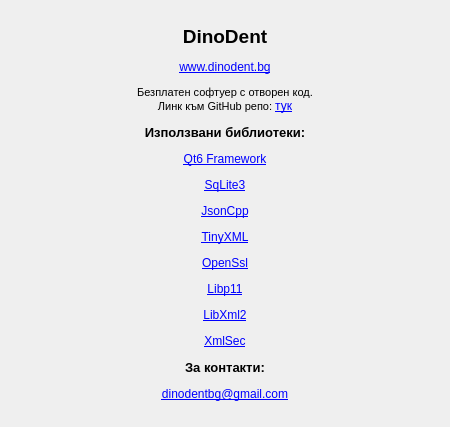
First picture: the form in src/View/Widgets/AboutDialog.ui, repository thefinalcutbg/DinoDent, before the edit.
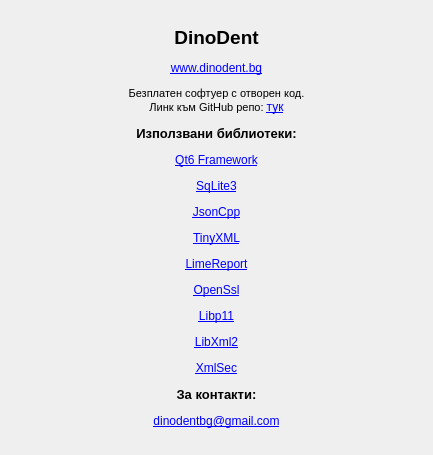
Second picture: the form after the edit.

Commit message: about dialog updated

Diff of the .ui file:
```diff
--- a/src/View/Widgets/AboutDialog.ui
+++ b/src/View/Widgets/AboutDialog.ui
@@ -6,8 +6,8 @@
    <rect>
     <x>0</x>
     <y>0</y>
-    <width>450</width>
-    <height>427</height>
+    <width>433</width>
+    <height>455</height>
    </rect>
   </property>
   <property name="windowTitle">
@@ -17,7 +17,7 @@
    <item>
     <widget class="QLabel" name="label">
      <property name="text">
-      <string>&lt;html&gt;&lt;head/&gt;&lt;body&gt;&lt;p align=&quot;center&quot;&gt;&lt;span style=&quot; font-size:14pt; font-weight:700;&quot;&gt;DinoDent&lt;/span&gt;&lt;/p&gt;&lt;p align=&quot;center&quot;&gt;&lt;a href=&quot;www.dinodent.bg&quot;&gt;&lt;span style=&quot; text-decoration: underline; color:#0000ff;&quot;&gt;www.dinodent.bg&lt;/span&gt;&lt;/a&gt;&lt;/p&gt;&lt;p align=&quot;center&quot;&gt;&lt;span style=&quot; font-size:8pt;&quot;&gt;Безплатен софтуер с отворен код.&lt;br/&gt;Линк към GitHub репо: &lt;/span&gt;&lt;a href=&quot;https://github.com/thefinalcutbg/DinoDent&quot;&gt;&lt;span style=&quot; text-decoration: underline; color:#0000ff;&quot;&gt;тук&lt;/span&gt;&lt;/a&gt;&lt;/p&gt;&lt;p align=&quot;center&quot;&gt;&lt;span style=&quot; font-size:10pt; font-weight:700;&quot;&gt;Използвани библиотеки:&lt;/span&gt;&lt;/p&gt;&lt;p align=&quot;center&quot;&gt;&lt;a href=&quot;https://www.qt.io/&quot;&gt;&lt;span style=&quot; text-decoration: underline; color:#0000ff;&quot;&gt;Qt6 Framework&lt;/span&gt;&lt;/a&gt;&lt;/p&gt;&lt;p align=&quot;center&quot;&gt;&lt;a href=&quot;https://www.sqlite.org/index.html&quot;&gt;&lt;span style=&quot; text-decoration: underline; color:#0000ff;&quot;&gt;SqLite3&lt;/span&gt;&lt;/a&gt;&lt;/p&gt;&lt;p align=&quot;center&quot;&gt;&lt;a href=&quot;https://github.com/open-source-parsers/jsoncpp&quot;&gt;&lt;span style=&quot; text-decoration: underline; color:#0000ff;&quot;&gt;JsonCpp&lt;/span&gt;&lt;/a&gt;&lt;/p&gt;&lt;p align=&quot;center&quot;&gt;&lt;a href=&quot;https://www.grinninglizard.com/tinyxml/&quot;&gt;&lt;span style=&quot; text-decoration: underline; color:#0000ff;&quot;&gt;TinyXML&lt;/span&gt;&lt;/a&gt;&lt;/p&gt;&lt;p align=&quot;center&quot;&gt;&lt;a href=&quot;https://www.openssl.org/&quot;&gt;&lt;span style=&quot; text-decoration: underline; color:#0000ff;&quot;&gt;OpenSsl&lt;/span&gt;&lt;/a&gt;&lt;/p&gt;&lt;p align=&quot;center&quot;&gt;&lt;a href=&quot;https://github.com/OpenSC/libp11&quot;&gt;&lt;span style=&quot; text-decoration: underline; color:#0000ff;&quot;&gt;Libp11&lt;/span&gt;&lt;/a&gt;&lt;/p&gt;&lt;p align=&quot;center&quot;&gt;&lt;a href=&quot;https://gitlab.gnome.org/GNOME/libxml2/-/releases&quot;&gt;&lt;span style=&quot; text-decoration: underline; color:#0000ff;&quot;&gt;LibXml2&lt;/span&gt;&lt;/a&gt;&lt;/p&gt;&lt;p align=&quot;center&quot;&gt;&lt;a href=&quot;https://www.aleksey.com/xmlsec/&quot;&gt;&lt;span style=&quot; text-decoration: underline; color:#0000ff;&quot;&gt;XmlSec&lt;/span&gt;&lt;/a&gt;&lt;/p&gt;&lt;p align=&quot;center&quot;&gt;&lt;span style=&quot; font-size:10pt; font-weight:700;&quot;&gt;За контакти:&lt;/span&gt;&lt;/p&gt;&lt;p align=&quot;center&quot;&gt;&lt;a href=&quot;mailto:dinodentbg@gmail.com&quot;&gt;&lt;span style=&quot; text-decoration: underline; color:#0000ff;&quot;&gt;dinodentbg@gmail.com&lt;/span&gt;&lt;/a&gt;&lt;/p&gt;&lt;/body&gt;&lt;/html&gt;</string>
+      <string>&lt;html&gt;&lt;head/&gt;&lt;body&gt;&lt;p align=&quot;center&quot;&gt;&lt;span style=&quot; font-size:14pt; font-weight:700;&quot;&gt;DinoDent&lt;/span&gt;&lt;/p&gt;&lt;p align=&quot;center&quot;&gt;&lt;a href=&quot;www.dinodent.bg&quot;&gt;&lt;span style=&quot; text-decoration: underline; color:#0000ff;&quot;&gt;www.dinodent.bg&lt;/span&gt;&lt;/a&gt;&lt;/p&gt;&lt;p align=&quot;center&quot;&gt;&lt;span style=&quot; font-size:8pt;&quot;&gt;Безплатен софтуер с отворен код.&lt;br/&gt;Линк към GitHub репо: &lt;/span&gt;&lt;a href=&quot;https://github.com/thefinalcutbg/DinoDent&quot;&gt;&lt;span style=&quot; text-decoration: underline; color:#0000ff;&quot;&gt;тук&lt;/span&gt;&lt;/a&gt;&lt;/p&gt;&lt;p align=&quot;center&quot;&gt;&lt;span style=&quot; font-size:10pt; font-weight:700;&quot;&gt;Използвани библиотеки:&lt;/span&gt;&lt;/p&gt;&lt;p align=&quot;center&quot;&gt;&lt;a href=&quot;https://www.qt.io/&quot;&gt;&lt;span style=&quot; text-decoration: underline; color:#0000ff;&quot;&gt;Qt6 Framework&lt;/span&gt;&lt;/a&gt;&lt;/p&gt;&lt;p align=&quot;center&quot;&gt;&lt;a href=&quot;https://www.sqlite.org/index.html&quot;&gt;&lt;span style=&quot; text-decoration: underline; color:#0000ff;&quot;&gt;SqLite3&lt;/span&gt;&lt;/a&gt;&lt;/p&gt;&lt;p align=&quot;center&quot;&gt;&lt;a href=&quot;https://github.com/open-source-parsers/jsoncpp&quot;&gt;&lt;span style=&quot; text-decoration: underline; color:#0000ff;&quot;&gt;JsonCpp&lt;/span&gt;&lt;/a&gt;&lt;/p&gt;&lt;p align=&quot;center&quot;&gt;&lt;a href=&quot;https://www.grinninglizard.com/tinyxml/&quot;&gt;&lt;span style=&quot; text-decoration: underline; color:#0000ff;&quot;&gt;TinyXML&lt;/span&gt;&lt;/a&gt;&lt;/p&gt;&lt;p align=&quot;center&quot;&gt;&lt;a href=&quot;https://github.com/fralx/LimeReport&quot;&gt;&lt;span style=&quot; text-decoration: underline; color:#0000ff;&quot;&gt;LimeReport&lt;/span&gt;&lt;/a&gt;&lt;/p&gt;&lt;p align=&quot;center&quot;&gt;&lt;a href=&quot;https://www.openssl.org/&quot;&gt;&lt;span style=&quot; text-decoration: underline; color:#0000ff;&quot;&gt;OpenSsl&lt;/span&gt;&lt;/a&gt;&lt;/p&gt;&lt;p align=&quot;center&quot;&gt;&lt;a href=&quot;https://github.com/OpenSC/libp11&quot;&gt;&lt;span style=&quot; text-decoration: underline; color:#0000ff;&quot;&gt;Libp11&lt;/span&gt;&lt;/a&gt;&lt;/p&gt;&lt;p align=&quot;center&quot;&gt;&lt;a href=&quot;https://gitlab.gnome.org/GNOME/libxml2/-/releases&quot;&gt;&lt;span style=&quot; text-decoration: underline; color:#0000ff;&quot;&gt;LibXml2&lt;/span&gt;&lt;/a&gt;&lt;/p&gt;&lt;p align=&quot;center&quot;&gt;&lt;a href=&quot;https://www.aleksey.com/xmlsec/&quot;&gt;&lt;span style=&quot; text-decoration: underline; color:#0000ff;&quot;&gt;XmlSec&lt;/span&gt;&lt;/a&gt;&lt;/p&gt;&lt;p align=&quot;center&quot;&gt;&lt;span style=&quot; font-size:10pt; font-weight:700;&quot;&gt;За контакти:&lt;/span&gt;&lt;/p&gt;&lt;p align=&quot;center&quot;&gt;&lt;a href=&quot;mailto:dinodentbg@gmail.com&quot;&gt;&lt;span style=&quot; text-decoration: underline; color:#0000ff;&quot;&gt;dinodentbg@gmail.com&lt;/span&gt;&lt;/a&gt;&lt;/p&gt;&lt;/body&gt;&lt;/html&gt;</string>
      </property>
      <property name="textFormat">
       <enum>Qt::RichText</enum>
```
